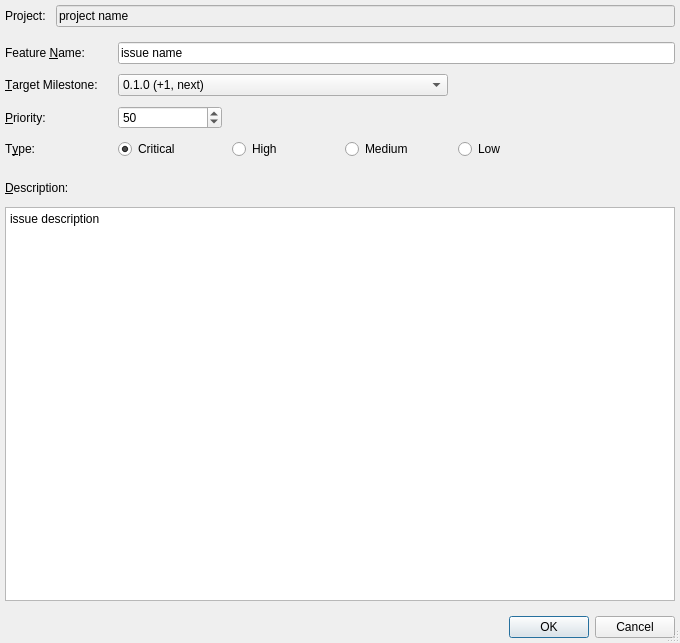
Qt form forms/roadmap_add_issue.ui (skriticos/nelia1) before a commit.
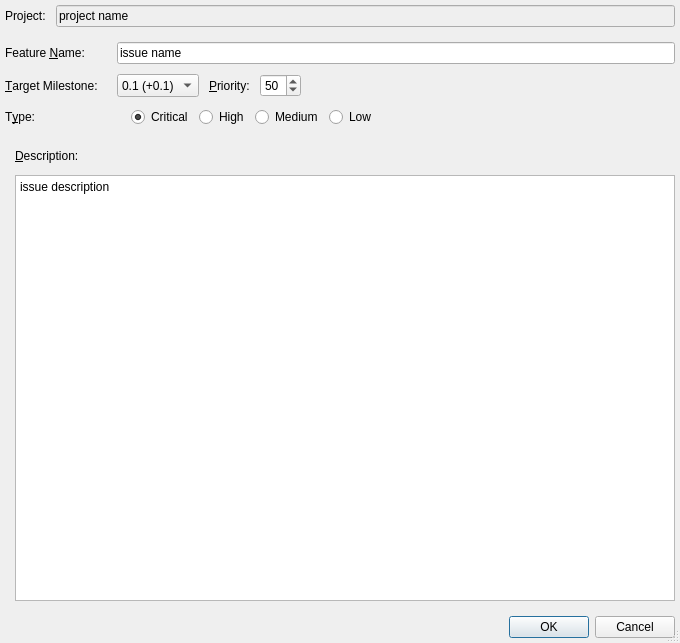
The same form after that commit.

Commit message:
MVP refactoring of roadmap
-> manage roadmap scrapped. last+0.1 and last+1 auto generated
-> thrown away much of the boilerplate
-> redesigned ui

Diff of the .ui file:
```diff
--- a/forms/roadmap_add_issue.ui
+++ b/forms/roadmap_add_issue.ui
@@ -57,7 +57,13 @@
       <property name="spacing">
        <number>10</number>
       </property>
-      <item row="0" column="0">
+      <item row="1" column="0">
+       <widget class="QWidget" name="widget_3" native="true">
+        <zorder>label_5</zorder>
+        <zorder>ai_radio_critical</zorder>
+       </widget>
+      </item>
+      <item row="0" column="1">
        <widget class="QLabel" name="label_6">
         <property name="minimumSize">
          <size>
@@ -73,7 +79,7 @@
         </property>
        </widget>
       </item>
-      <item row="1" column="0">
+      <item row="1" column="1">
        <widget class="QPlainTextEdit" name="ai_text_description">
         <property name="plainText">
          <string>issue description</string>
@@ -133,28 +139,40 @@
       <property name="spacing">
        <number>10</number>
       </property>
-      <item row="1" column="2" colspan="3">
+      <item row="1" column="7">
+       <spacer name="horizontalSpacer_3">
+        <property name="orientation">
+         <enum>Qt::Horizontal</enum>
+        </property>
+        <property name="sizeHint" stdset="0">
+         <size>
+          <width>40</width>
+          <height>20</height>
+         </size>
+        </property>
+       </spacer>
+      </item>
+      <item row="1" column="2" colspan="2">
        <widget class="QComboBox" name="ai_combo_target">
+        <property name="sizePolicy">
+         <sizepolicy hsizetype="Preferred" vsizetype="Preferred">
+          <horstretch>0</horstretch>
+          <verstretch>0</verstretch>
+         </sizepolicy>
+        </property>
         <property name="minimumSize">
          <size>
-          <width>200</width>
+          <width>0</width>
           <height>0</height>
          </size>
         </property>
         <item>
          <property name="text">
-          <string>0.1.0 (+1, next)</string>
+          <string>0.1 (+0.1)</string>
          </property>
         </item>
        </widget>
       </item>
-      <item row="2" column="2">
-       <widget class="QSpinBox" name="ai_spin_priority">
-        <property name="value">
-         <number>50</number>
-        </property>
-       </widget>
-      </item>
       <item row="0" column="0">
        <widget class="QLabel" name="label_2">
         <property name="text">
@@ -165,17 +183,7 @@
         </property>
        </widget>
       </item>
-      <item row="3" column="2">
-       <widget class="QRadioButton" name="ai_radio_critical">
-        <property name="text">
-         <string>Critical</string>
-        </property>
-        <property name="checked">
-         <bool>true</bool>
-        </property>
-       </widget>
-      </item>
-      <item row="2" column="0">
+      <item row="1" column="4">
        <widget class="QLabel" name="label_4">
         <property name="text">
          <string>&amp;Priority:</string>
@@ -185,29 +193,6 @@
         </property>
        </widget>
       </item>
-      <item row="3" column="0">
-       <widget class="QLabel" name="label_5">
-        <property name="text">
-         <string>T&amp;ype:</string>
-        </property>
-        <property name="buddy">
-         <cstring>ai_radio_high</cstring>
-        </property>
-       </widget>
-      </item>
-      <item row="2" column="3" colspan="4">
-       <spacer name="horizontalSpacer">
-        <property name="orientation">
-         <enum>Qt::Horizontal</enum>
-        </property>
-        <property name="sizeHint" stdset="0">
-         <size>
-          <width>40</width>
-          <height>20</height>
-         </size>
-        </property>
-       </spacer>
-      </item>
       <item row="1" column="0">
        <widget class="QLabel" name="label_3">
         <property name="text">
@@ -218,7 +203,14 @@
         </property>
        </widget>
       </item>
-      <item row="0" column="2" colspan="5">
+      <item row="1" column="5">
+       <widget class="QSpinBox" name="ai_spin_priority">
+        <property name="value">
+         <number>50</number>
+        </property>
+       </widget>
+      </item>
+      <item row="0" column="2" colspan="8">
        <widget class="QLineEdit" name="ai_line_name">
         <property name="minimumSize">
          <size>
@@ -231,39 +223,84 @@
         </property>
        </widget>
       </item>
-      <item row="3" column="3">
-       <widget class="QRadioButton" name="ai_radio_high">
-        <property name="text">
-         <string>High</string>
-        </property>
-       </widget>
-      </item>
-      <item row="3" column="4">
+      <item row="3" column="0" colspan="8">
+       <widget class="QWidget" name="widget_5" native="true">
+        <layout class="QGridLayout" name="gridLayout_5">
+         <property name="margin">
+          <number>0</number>
+         </property>
+         <item row="0" column="4">
        <widget class="QRadioButton" name="ai_combo_medium">
         <property name="text">
          <string>Medium</string>
         </property>
        </widget>
       </item>
-      <item row="3" column="5">
+         <item row="0" column="3">
+          <widget class="QRadioButton" name="ai_radio_high">
+           <property name="text">
+            <string>High</string>
+           </property>
+          </widget>
+         </item>
+         <item row="0" column="2">
+          <widget class="QRadioButton" name="ai_radio_critical">
+           <property name="text">
+            <string>Critical</string>
+           </property>
+           <property name="checked">
+            <bool>true</bool>
+           </property>
+          </widget>
+         </item>
+         <item row="0" column="0">
+          <widget class="QLabel" name="label_5">
+           <property name="text">
+            <string>T&amp;ype:</string>
+           </property>
+           <property name="buddy">
+            <cstring>ai_radio_high</cstring>
+           </property>
+          </widget>
+         </item>
+         <item row="0" column="6">
+          <spacer name="horizontalSpacer">
+           <property name="orientation">
+            <enum>Qt::Horizontal</enum>
+           </property>
+           <property name="sizeHint" stdset="0">
+            <size>
+             <width>40</width>
+             <height>20</height>
+            </size>
+           </property>
+          </spacer>
+         </item>
+         <item row="0" column="5">
        <widget class="QRadioButton" name="ai_combo_low">
         <property name="text">
          <string>Low</string>
         </property>
        </widget>
       </item>
-      <item row="1" column="5" colspan="2">
-       <spacer name="horizontalSpacer_3">
+         <item row="0" column="1">
+          <spacer name="horizontalSpacer_2">
         <property name="orientation">
          <enum>Qt::Horizontal</enum>
         </property>
+           <property name="sizeType">
+            <enum>QSizePolicy::Fixed</enum>
+           </property>
         <property name="sizeHint" stdset="0">
          <size>
-          <width>40</width>
+             <width>90</width>
           <height>20</height>
          </size>
         </property>
        </spacer>
+         </item>
+        </layout>
+       </widget>
       </item>
      </layout>
     </widget>
```
Left out of the diff: 2 changed lines with no effect on the pictures. Lines whose indentation alone changed are shown as unchanged. The commit also changes 6 other files.
